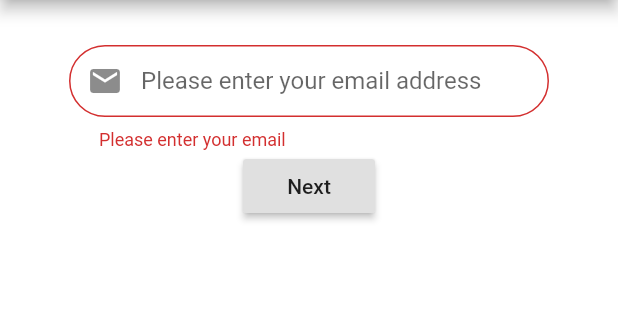
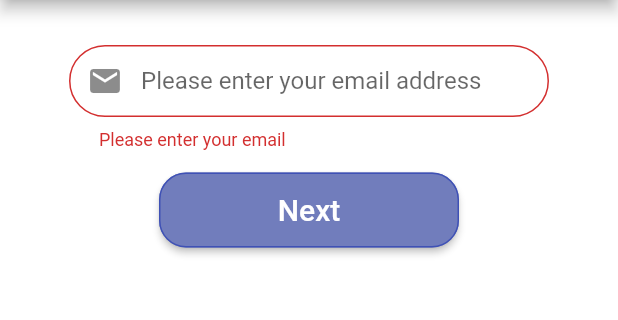
Before and after one commit to GattaiTeam/bochito, a Flutter app: the SignUpEmail screen opened directly, after a tap on "Next", on a phone screen of 412 x 824 dp, the part 84-404 px from its top. Run offline on Flutter 3.47's test engine with Material 2 defaults, Android fonts, the phone set to English and light mode, and no system bars; our stand-ins replace avatar_glow.

Commit message:
ADDED: Initial setup for Scan documents with routes and Modification of Next button for Email validation

```diff
--- a/lib/src/widgets/Register_Email_Form.dart
+++ b/lib/src/widgets/Register_Email_Form.dart
@@ -1,6 +1,7 @@
 import 'package:flutter/cupertino.dart';
 import 'package:flutter/material.dart';
 import 'package:flutter/services.dart';
+import 'package:gattai/src/screens/Register_ScanDocument.dart';
 
 class EmailForm extends StatefulWidget{
   @override
@@ -38,19 +39,35 @@ class EmailFormState extends State<EmailForm>{
               ,
             ),
           ),
-          RaisedButton(
-            onPressed: (){
-              if (_formKey.currentState.validate()){
-                print("Test");
-                Scaffold
-                    .of(context)
-                    .showSnackBar(SnackBar(content: Text('Processing Data')));
-              }else{
-                print("Did not work");
-              }
-            },
-            child: Text('Next'),
+          SizedBox(
+            height: 15.0,
+          ),
+          Container(
+            height: 50.0,
+            width: 200.0,
+
+            child:           RaisedButton(
+              color: Color(0xFF717DBC),
+              textTheme: ButtonTextTheme.primary,
+              shape: RoundedRectangleBorder(
+                borderRadius: new BorderRadius.circular(18.0),
+                side: BorderSide(color: Colors.indigo),
+
+              ),
+              onPressed: (){
+                if (_formKey.currentState.validate()){
+                  Navigator.push(context, MaterialPageRoute(builder: (context) => SignUpScanDocument()));
+                }
+
+              },
+              child: Text('Next',
+              style: TextStyle(
+                fontSize: 20.0,
+                color: Colors.white
+              ),),
+            ),
           )
+
         ],
       )
     );
```
Also changed, not shown: lib/src/screens/Register_ScanDocument.dart (added, +24 -0 lines).
